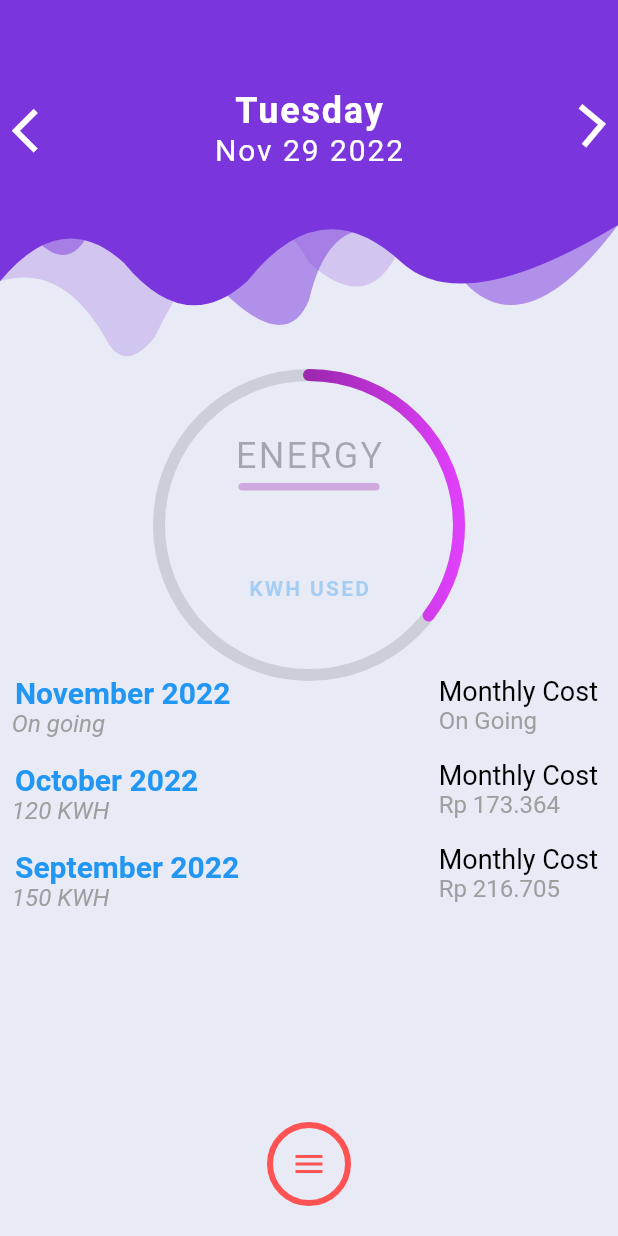
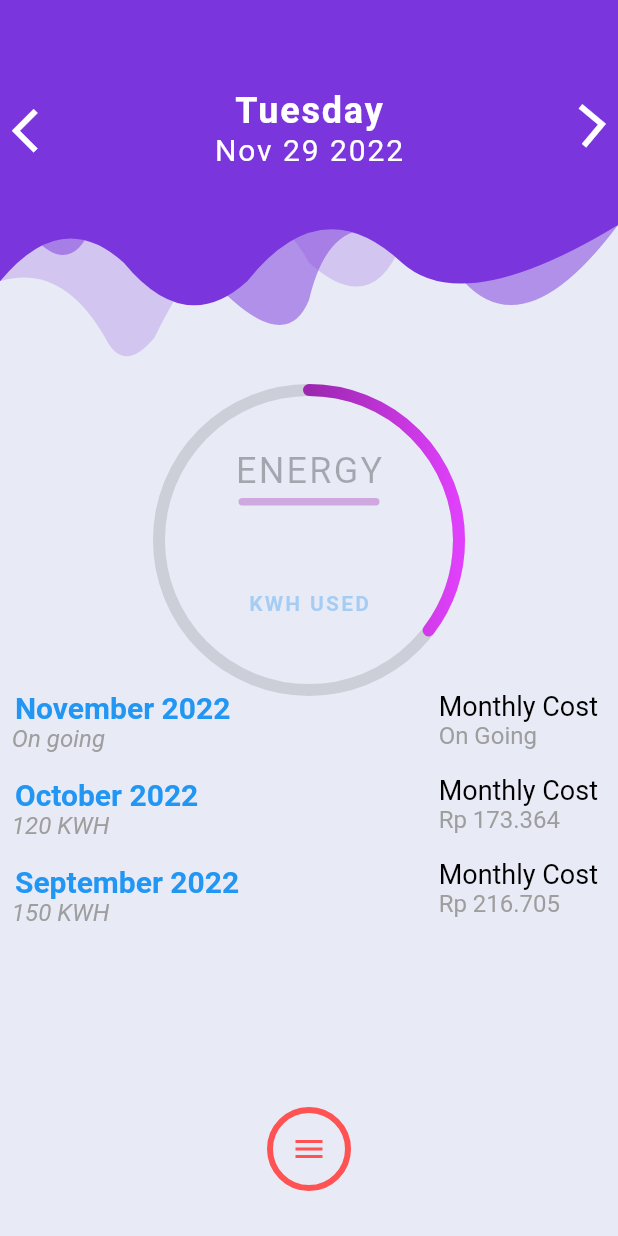
Before and after one commit to JohnTrader/shame_app, a Flutter app: the MyHomePage screen opened directly with empty values, on a phone screen of 412 x 824 dp. Run offline on Flutter 3.47's test engine with Material 2 defaults, Android fonts, the phone set to English and light mode, and no system bars; our stand-ins replace animated_splash_screen, faker, flutter_screenutil, lottie, page_transition, percent_indicator and 1 more; missing offline and left inert: dart_amqp, mongo_dart.

Commit message:
Update home_page.dart

```diff
--- a/lib/ui/views/home_page.dart
+++ b/lib/ui/views/home_page.dart
@@ -5,10 +5,10 @@ import 'package:flutter/material.dart';
 import 'package:shame_app/date_utils.dart';
 import 'package:shame_app/blocs/home_page_bloc.dart';
 import 'package:dart_amqp/dart_amqp.dart';
+import '../../activities_widget.dart';
 import '../../dbhelper/mongodb.dart';
-import '../../dbhelper/mongodb2.dart';
+//import '../../dbhelper/mongodb2.dart';
 //import 'home_dashboard.dart';
-
 
 class MyHomePage extends StatefulWidget {
   String user;
@@ -21,11 +21,12 @@ class MyHomePage extends StatefulWidget {
   State<MyHomePage> createState() => _MyHomePageState();
 }
 
-class _MyHomePageState extends State<MyHomePage> with SingleTickerProviderStateMixin {
+class _MyHomePageState extends State<MyHomePage>
+    with SingleTickerProviderStateMixin {
   late HomePageBloc _homePageBloc;
   late AnimationController _iconAnimationController;
 
-  String payload="";
+  String payload = "";
   bool rmq_status = false;
   bool check_status = false;
 
@@ -34,10 +35,12 @@ class _MyHomePageState extends State<MyHomePage> with SingleTickerProviderStateM
     _homePageBloc = HomePageBloc();
     _iconAnimationController =
        AnimationController(vsync: this, duration: const Duration(milliseconds: 300));
+    //_iconAnimationController =
+    //    AnimationController(vsync: this, duration: Duration(milliseconds: 300));
     super.initState();
     connect();
+  }
 
-  }
   // ignore: non_constant_identifier_names
   void_dispose() {
     _homePageBloc.dispose();
@@ -47,7 +50,6 @@ class _MyHomePageState extends State<MyHomePage> with SingleTickerProviderStateM
 
   Future<void> connect() async {
     try {
-
       ConnectionSettings settings = ConnectionSettings(
         host: 'rmq2.pptik.id',
         authProvider: PlainAuthenticator(widget.user, widget.pass),
@@ -56,14 +58,16 @@ class _MyHomePageState extends State<MyHomePage> with SingleTickerProviderStateM
 
       Client client = Client(settings: settings);
 
-      client.errorListener((error) {print("dsa${error.toString()}"); });
-      client.connect().catchError((Object error){
+      client.errorListener((error) {
+        print("dsa${error.toString()}");
+      });
+      client.connect().catchError((Object error) {
         print("dsa ${error.toString()}");
         setState(() {
           rmq_status = false;
         });
       });
-      client.connect().then((value){
+      client.connect().then((value) {
         setState(() {
           print("Connected to RabbitMQ-AMQP");
           rmq_status = true;
@@ -72,7 +76,8 @@ class _MyHomePageState extends State<MyHomePage> with SingleTickerProviderStateM
 
       client
           .channel()
-          .then((Channel channel) => channel.queue("Sensor_PZEM004T", durable: true))
+          .then((Channel channel) =>
+              channel.queue("Sensor_PZEM004T", durable: true))
           .then((Queue queue) => queue.consume())
           .then((Consumer consumer) => consumer.listen((AmqpMessage message) {
                 print("[x] Diterima RabbitMQ ${message.payloadAsString}");
@@ -124,8 +129,8 @@ class _MyHomePageState extends State<MyHomePage> with SingleTickerProviderStateM
                               child: Column(
                                 children: <Widget>[
                                   Text(
-                                    formatterDayOfWeek.format(
-                                        snapshot.requireData),
+                                    formatterDayOfWeek
+                                        .format(snapshot.requireData),
                                     style: const TextStyle(
                                         fontWeight: FontWeight.bold,
                                         fontSize: 24.0,
@@ -164,16 +169,21 @@ class _MyHomePageState extends State<MyHomePage> with SingleTickerProviderStateM
                 ],
               ),
               //MongoDatabase.connect(),
-              RadialProgress(payload:payload),
+              SizedBox(
+                height: 10.0,
+              ),
+              RadialProgress(payload: payload),
               MonthlyStatusListing()
             ],
           ),
+          //ActivitiesWidget(_iconAnimationController, MediaQuery.of(context).size.height),
           Positioned(
-            bottom: 20,
+            bottom: 30,
             left: 0,
             right: 0,
             child: Container(
               alignment: Alignment.bottomCenter,
+              //decoration: BoxDecoration(shape: BoxShape.circle, border: Border.all(color: Colors.red, width: 4.0)),
               decoration: BoxDecoration(
                   shape: BoxShape.circle,
                   border: Border.all(color: Colors.redAccent, width: 4.0)),
@@ -192,11 +202,11 @@ class _MyHomePageState extends State<MyHomePage> with SingleTickerProviderStateM
       ),
     );
   }
+
   void onIconPressed() {
     animationStatus
         ? _iconAnimationController.reverse()
         : _iconAnimationController.forward();
-
   }
 
   bool get animationStatus {
@@ -204,14 +214,12 @@ class _MyHomePageState extends State<MyHomePage> with SingleTickerProviderStateM
     return status == AnimationStatus.completed;
   }
 }
+
 class MonthlyStatusListing extends StatelessWidget {
-
-
   @override
   Widget build(BuildContext context) {
     return Flexible(
-      child:
-      Row(
+      child: Row(
         mainAxisAlignment: MainAxisAlignment.spaceBetween,
         mainAxisSize: MainAxisSize.max,
         children: <Widget>[
```
Lines whose indentation alone changed are shown as unchanged.
